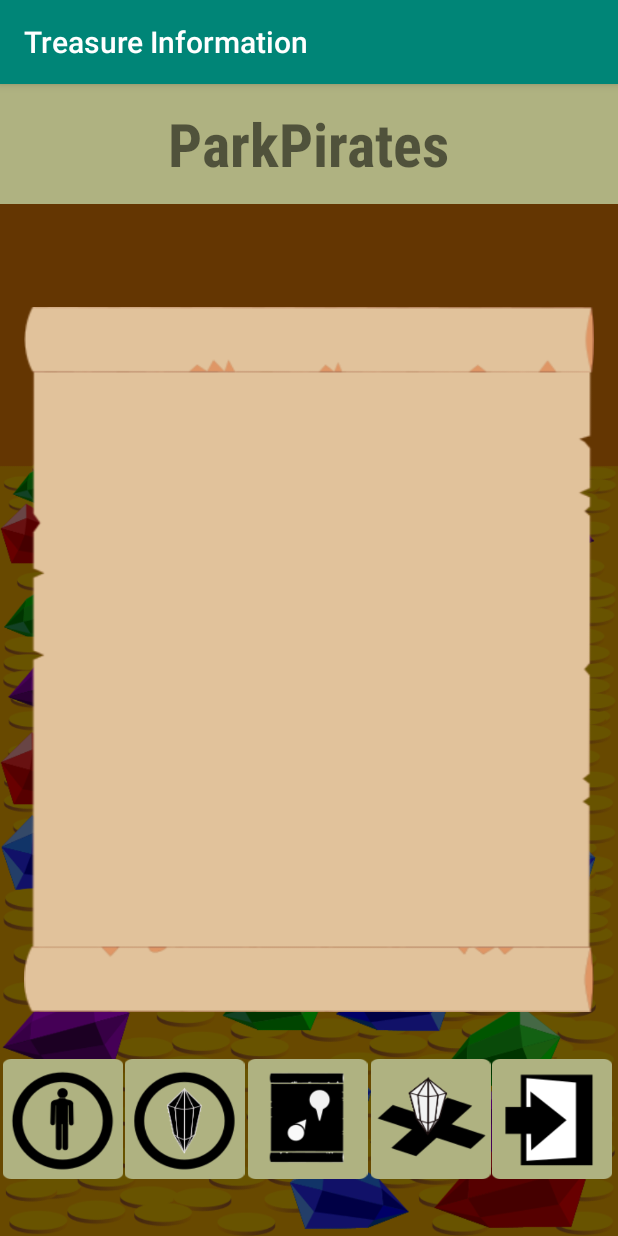
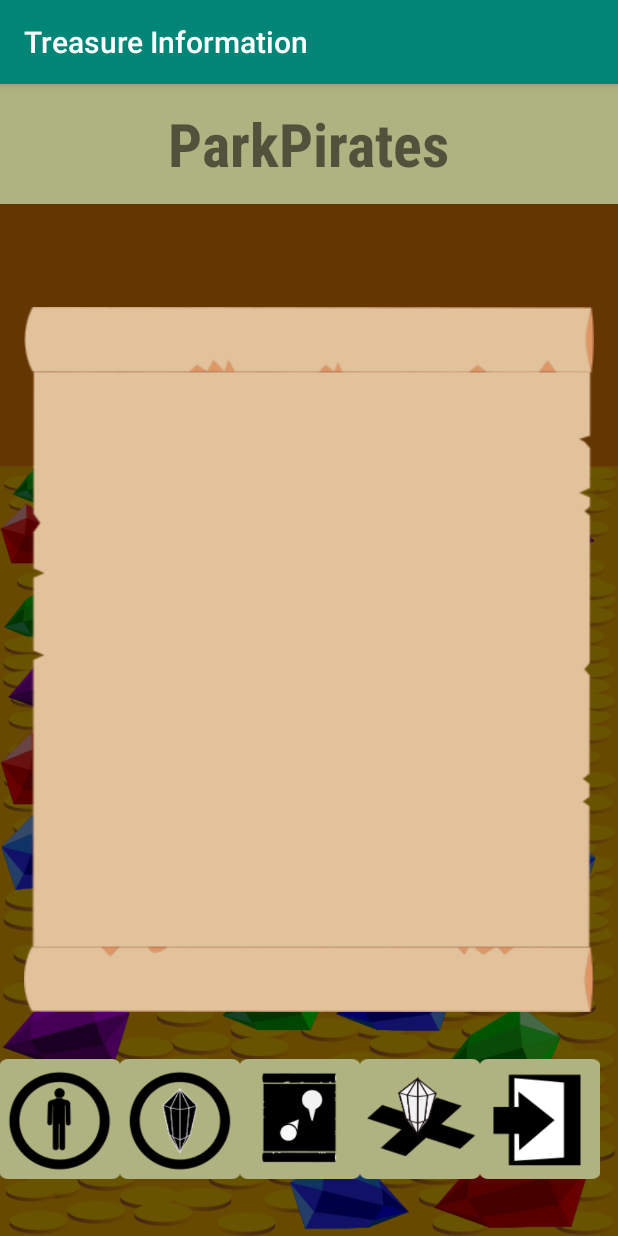
Before and after one commit to Khepra/ParkPiratesMobile, an Android app: the TreasureInfoActivity screen opened directly, with no data from a screen before it, on a phone screen of 412 x 824 dp. Run offline under Robolectric (Android 15) with nearby library versions, the phone set to English and light mode, and no system bars.

Commit message:
small changes to activities and xml

```diff
--- a/app/src/main/java/hi/parkpirates/android/controller/LoginActivity.java
+++ b/app/src/main/java/hi/parkpirates/android/controller/LoginActivity.java
@@ -97,7 +97,7 @@ public class LoginActivity extends AppCompatActivity {
 			}
 		});
 
-		/*
+
 		findViewById(R.id.move_map).setOnClickListener(new View.OnClickListener() {
 			@Override
 			public void onClick(View v) {
@@ -105,7 +105,7 @@ public class LoginActivity extends AppCompatActivity {
 				finish();
 				startActivity(i);
 			}
-		});*/
+		});
 	}
 
 	// prepare(..) static method provides a mechanism for other activities to
--- a/app/src/main/java/hi/parkpirates/android/controller/MapActivity.java
+++ b/app/src/main/java/hi/parkpirates/android/controller/MapActivity.java
@@ -46,7 +46,7 @@ public class MapActivity extends AppCompatActivity implements GameInterface.PinC
 		findViewById(R.id.layout_map_button_userInfo).setOnClickListener(new View.OnClickListener() {
 			@Override
 			public void onClick(View v) {
-				Intent i = LoginActivity.prepare(MapActivity.this, model);
+				Intent i = UserInfoActivity.prepare(MapActivity.this, model);
 				finish();
 				startActivity(i);
 			}
@@ -56,7 +56,7 @@ public class MapActivity extends AppCompatActivity implements GameInterface.PinC
 		findViewById(R.id.layout_map_button_treasureInfo).setOnClickListener(new View.OnClickListener() {
 			@Override
 			public void onClick(View v) {
-				Intent i = LoginActivity.prepare(MapActivity.this, model);
+				Intent i = TreasureInfoActivity.prepare(MapActivity.this, model);
 				finish();
 				startActivity(i);
 			}
@@ -74,7 +74,7 @@ public class MapActivity extends AppCompatActivity implements GameInterface.PinC
 		findViewById(R.id.layout_map_button_bury).setOnClickListener(new View.OnClickListener() {
 			@Override
 			public void onClick(View v) {
-				Intent i = LoginActivity.prepare(MapActivity.this, model);
+				Intent i = MapActivity.prepare(MapActivity.this, model);
 				finish();
 				startActivity(i);
 			}
--- a/app/src/main/java/hi/parkpirates/android/controller/TreasureInfoActivity.java
+++ b/app/src/main/java/hi/parkpirates/android/controller/TreasureInfoActivity.java
@@ -1,14 +1,82 @@
 package hi.parkpirates.android.controller;
 
+import android.content.Context;
+import android.content.Intent;
+import android.view.View;
 import androidx.appcompat.app.AppCompatActivity;
 import android.os.Bundle;
 import hi.parkpirates.android.R;
+import hi.parkpirates.android.model.GameInterface;
 
 public class TreasureInfoActivity extends AppCompatActivity {
+	private GameInterface model = null;
+
 
 	@Override
 	protected void onCreate(Bundle savedInstanceState) {
 		super.onCreate(savedInstanceState);
 		setContentView(R.layout.activity_treasure_info);
+
+		model = getIntent().getParcelableExtra(getString(R.string.intent_key_game_interface));
+		if (model == null) {
+			System.err.println("TREASURE_INFO: Error -- failed to receive game interface.");
+		}
+
+
+		findViewById(R.id.layout_treasure_button_login).setOnClickListener(new View.OnClickListener() {
+			@Override
+			public void onClick(View v) {
+				Intent i = LoginActivity.prepare(TreasureInfoActivity.this, model);
+				startActivity(i);
+				finish();
+			}
+		});
+
+		findViewById(R.id.layout_treasure_button_bury).setOnClickListener(new View.OnClickListener() {
+			@Override
+			public void onClick(View v) {
+				Intent i = BuryActivity.prepare(TreasureInfoActivity.this, model);
+				startActivity(i);
+				finish();
+			}
+		});
+
+		findViewById(R.id.layout_treasure_button_map).setOnClickListener(new View.OnClickListener() {
+			@Override
+			public void onClick(View v) {
+				Intent i = MapActivity.prepare(TreasureInfoActivity.this, model);
+				startActivity(i);
+				finish();
+			}
+		});
+
+		findViewById(R.id.layout_treasure_button_treasureInfo).setOnClickListener(new View.OnClickListener() {
+			@Override
+			public void onClick(View v) {
+				Intent i = TreasureInfoActivity.prepare(TreasureInfoActivity.this, model);
+				startActivity(i);
+				finish();
+			}
+		});
+
+		findViewById(R.id.layout_treasure_button_userInfo).setOnClickListener(new View.OnClickListener() {
+			@Override
+			public void onClick(View v) {
+				Intent i = UserInfoActivity.prepare(TreasureInfoActivity.this, model);
+				startActivity(i);
+				finish();
+			}
+		});
+	}
+
+	// prepare(..) static method provides a mechanism for other activities to
+	//	create an intent which can start up this activity.  This involves parcelling
+	//	the game interface into the bundle.  Similar methods exist for all Park-
+	//	Pirates activities, as they generally all require a valid instance of
+	//	the game state.
+	public static Intent prepare(Context c, GameInterface game) {
+		Intent i = new Intent(c, TreasureInfoActivity.class);
+		i.putExtra(c.getString(R.string.intent_key_game_interface), game);
+		return i;
 	}
 }
--- a/app/src/main/res/layout/activity_treasure_info.xml
+++ b/app/src/main/res/layout/activity_treasure_info.xml
@@ -34,42 +34,41 @@
             android:layout_centerInParent="true"
             android:background="@drawable/rolled_map6">
     </FrameLayout>
+
+    <LinearLayout
+            android:layout_width="match_parent"
+            android:layout_height="wrap_content"
+            android:orientation="horizontal"
+            android:id="@+id/layout_treasure_nav"
+            android:translationY="650dp">
+
         <Button
-            android:id="@+id/log_in"
+                android:id="@+id/layout_treasure_button_userInfo"
                 android:layout_width="80dp"
                 android:layout_height="80dp"
-            android:background="@drawable/logout"
-            android:translationX="328dp"
-            android:translationY="650dp"/>
+                android:background="@drawable/user_info"/>
 
         <Button
-            android:id="@+id/move_bury"
+                android:id="@+id/layout_treasure_button_treasureInfo"
                 android:layout_width="80dp"
                 android:layout_height="80dp"
-            android:background="@drawable/bury_activity"
-            android:translationX="247dp"
-            android:translationY="650dp"/>
+                android:background="@drawable/treasure_info"/>
 
         <Button
-            android:id="@+id/move_map"
+                android:id="@+id/layout_treasure_button_map"
                 android:layout_width="80dp"
                 android:layout_height="80dp"
-            android:background="@drawable/map"
-            android:translationX="165dp"
-            android:translationY="650dp"/>
+                android:background="@drawable/map"/>
         <Button
-            android:id="@+id/move_treasure"
+                android:id="@+id/layout_treasure_button_bury"
                 android:layout_width="80dp"
                 android:layout_height="80dp"
-            android:background="@drawable/treasure_info"
-            android:translationX="83dp"
-            android:translationY="650dp"/>
+                android:background="@drawable/bury_activity"/>
 
         <Button
-            android:id="@+id/move_userInfoActivity"
+                android:id="@+id/layout_treasure_button_login"
                 android:layout_width="80dp"
                 android:layout_height="80dp"
-            android:background="@drawable/user_info"
-            android:translationX="2dp"
-            android:translationY="650dp"/>
+                android:background="@drawable/logout"/>
+    </LinearLayout>
 </RelativeLayout>
--- a/build.gradle
+++ b/build.gradle
@@ -7,7 +7,7 @@ buildscript {
 
     }
     dependencies {
-        classpath 'com.android.tools.build:gradle:3.1.0'
+        classpath 'com.android.tools.build:gradle:3.6.0-rc01'
 
         // NOTE: Do not place your application dependencies here; they belong
         // in the individual module build.gradle files
```
Also changed, not shown: app/src/main/AndroidManifest.xml (+0 -7 lines), app/src/main/java/hi/parkpirates/android/controller/BuryActivity.java (+63 -0 lines), app/src/main/java/hi/parkpirates/android/controller/UserInfoActivity.java (+43 -1 lines), app/src/main/res/layout/activity_bury.xml (+19 -20 lines), app/src/main/res/layout/activity_user_info.xml (+6 -13 lines), gradle/wrapper/gradle-wrapper.properties. Lines whose indentation alone changed are shown as unchanged.
